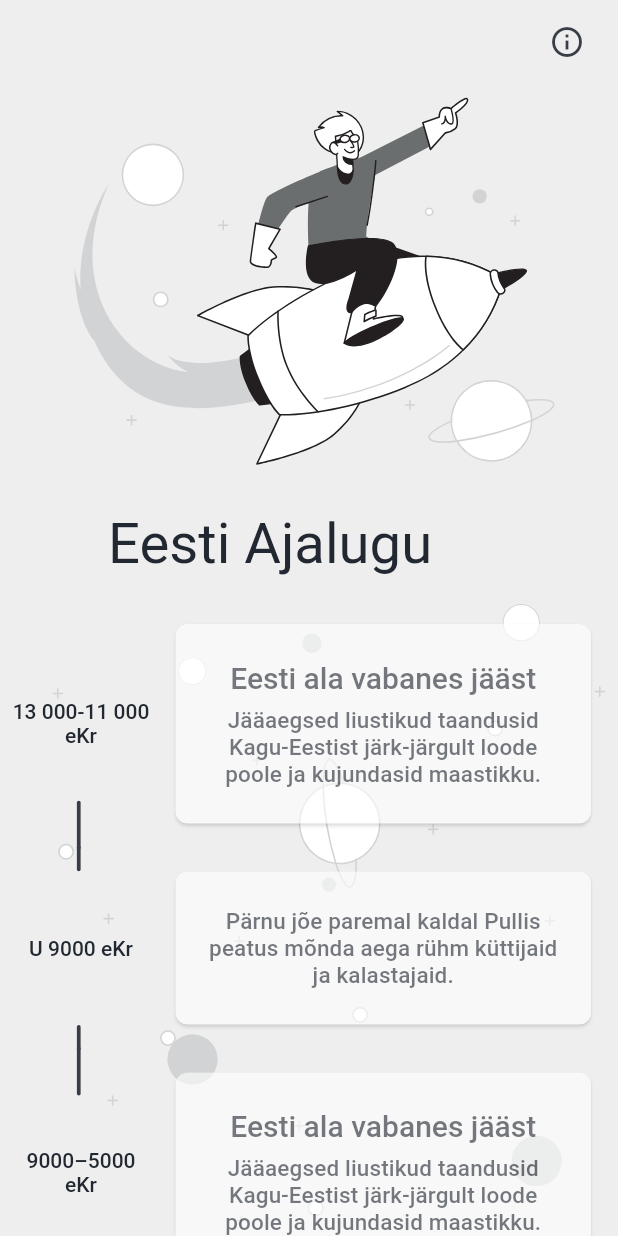
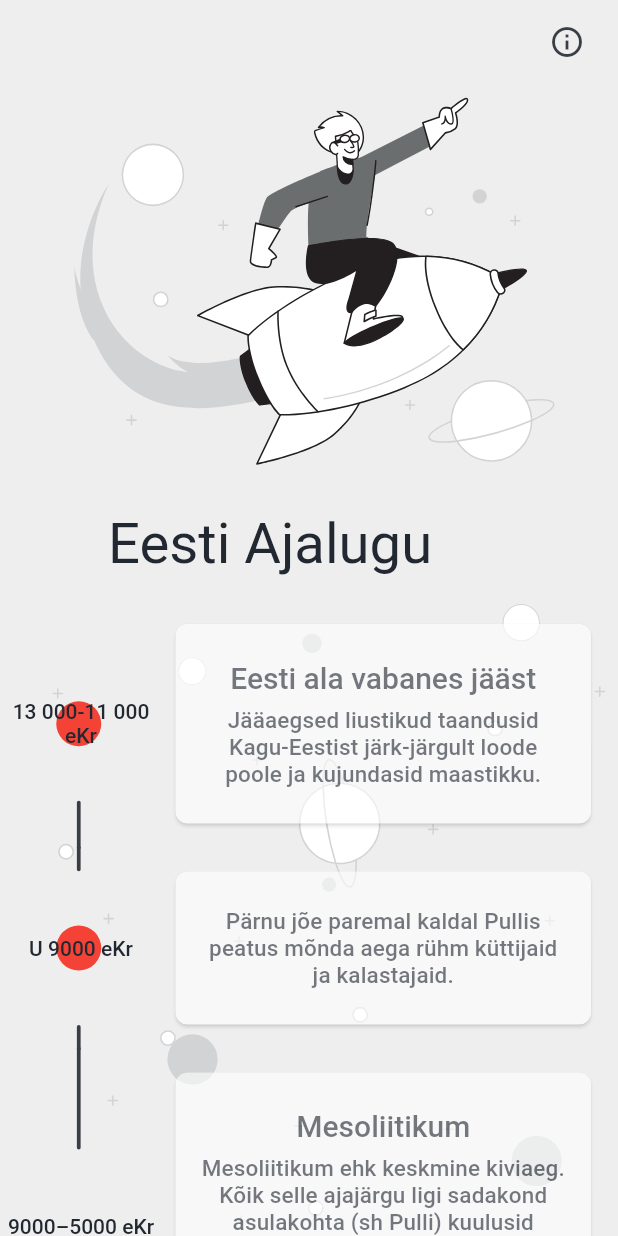
Before and after one commit to Edgar112/estonian_history, a Flutter app: the screen it shows after launch, on a phone screen of 412 x 824 dp. Run offline on Flutter 3.47's test engine with Material 2 defaults, Android fonts, the phone set to English and light mode, and no system bars; our stand-ins replace flutter_svg, google_fonts, google_maps_flutter; Roboto replaces fonts that are missing (Gabriela).

Commit message:
map back button,  events

```diff
--- a/lib/event/event.dart
+++ b/lib/event/event.dart
@@ -27,7 +27,8 @@ class Event {
       this.subDate});
 }
 
-List<Event> events = [
+List<Event> getEvents() {
+  return [
     Event(
         name: "Eesti ala vabanes jääst",
         date: "13 000-11 000\neKr",
@@ -53,7 +54,7 @@ List<Event> events = [
                     style: TextStyle(fontSize: 20)),
               ]),
         ),
-      iconBackground: Colors.transparent),
+        iconBackground: Colors.red),
     Event(
         name: "",
         date: "U 9000 eKr",
@@ -87,149 +88,142 @@ List<Event> events = [
                 ),
               ]),
         ),
-      iconBackground: Colors.transparent),
+        iconBackground: Colors.red),
     Event(
-      name: "Eesti ala vabanes jääst",
-      date: "9000–5000\neKr",
+        name: "Mesoliitikum",
+        date: "9000–5000 eKr",
         subDate: "",
         cover:
-          "Jääaegsed liustikud taandusid Kagu-Eestist järk-järgult loode poole ja kujundasid maastikku.",
+            "Mesoliitikum ehk keskmine kiviaeg. Kõik selle ajajärgu ligi sadakond asulakohta (sh Pulli) kuulusid Kunda kultuuri, mida iseloomustavad rohked luu- ja sarvriistad ning vähesed kvartsist ja tulekivist esemed.",
         text: RichText(
           text: TextSpan(
               style: GoogleFonts.gabriela(color: kText2Color),
               children: <TextSpan>[
                 TextSpan(
-                  text: 'Eesti ala vabanes jääst.\n',
+                  text:
+                      'Mesoliitikum ehk keskmine kiviaeg. Kõik selle ajajärgu ligi sadakond asulakohta (sh Pulli) kuulusid Kunda kultuuri, mida iseloomustavad rohked luu- ja sarvriistad ning vähesed kvartsist ja tulekivist esemed.',
                   style: TextStyle(
                     fontSize: 26,
                   ),
-                  recognizer: TapGestureRecognizer()
-                    ..onTap = () {
-                      // open desired screen
-                    }),
-              TextSpan(
-                  text:
-                      'Jääaegsed liustikud taandusid Kagu-Eestist järk-järgult loode poole ja kujundasid maastikku.',
-                  style: TextStyle(fontSize: 20)),
+                ),
               ]),
         ),
         iconBackground: Colors.transparent),
     Event(
-      name: "Eesti ala vabanes jääst",
-      date: "13 000-11 000 eKr",
+        name: "",
+        date: "U 8700 eKr",
         subDate: "",
         cover:
-          "Jääaegsed liustikud taandusid Kagu-Eestist järk-järgult loode poole ja kujundasid maastikku.",
+            "Kunda Lammasmäele, madalaveelises järves paiknevale saarekesele, rajati esimest korda hooajaline asula, mida kasutati ka edaspidi.",
         text: RichText(
           text: TextSpan(
               style: GoogleFonts.gabriela(color: kText2Color),
               children: <TextSpan>[
                 TextSpan(
-                  text: 'Eesti ala vabanes jääst.\n',
+                  text:
+                      '	Kunda Lammasmäele, madalaveelises järves paiknevale saarekesele, rajati esimest korda hooajaline asula, mida kasutati ka edaspidi.',
                   style: TextStyle(
                     fontSize: 26,
                   ),
-                  recognizer: TapGestureRecognizer()
-                    ..onTap = () {
-                      // open desired screen
-                    }),
-              TextSpan(
-                  text:
-                      'Jääaegsed liustikud taandusid Kagu-Eestist järk-järgult loode poole ja kujundasid maastikku.',
-                  style: TextStyle(fontSize: 20)),
+                ),
               ]),
         ),
         iconBackground: Colors.transparent),
     Event(
-      name: "Eesti ala vabanes jääst",
-      date: "13 000-11 000 eKr",
+        name: "",
+        date: "U 9000–7000 eKr",
         subDate: "",
         cover:
-          "Jääaegsed liustikud taandusid Kagu-Eestist järk-järgult loode poole ja kujundasid maastikku.",
+            "Kesk-Eesti neisse piirkondadesse, kus leidus kohalikku looduslikku tulekivi, rajati mitu asulat. Omaaegsed eluasemed kerkisid Navesti jõe ääres Jäleveres ja Lepakosel, Võrtsjärve põhjaranniku voortele Siimusaares, Umbusis ja Moksis.",
         text: RichText(
           text: TextSpan(
               style: GoogleFonts.gabriela(color: kText2Color),
               children: <TextSpan>[
                 TextSpan(
-                  text: 'Eesti ala vabanes jääst.\n',
+                  text:
+                      'Kesk-Eesti neisse piirkondadesse, kus leidus kohalikku looduslikku tulekivi, rajati mitu asulat. Omaaegsed eluasemed kerkisid Navesti jõe ääres Jäleveres ja Lepakosel, Võrtsjärve põhjaranniku voortele Siimusaares, Umbusis ja Moksis.',
                   style: TextStyle(
                     fontSize: 26,
                   ),
-                  recognizer: TapGestureRecognizer()
-                    ..onTap = () {
-                      // open desired screen
-                    }),
-              TextSpan(
-                  text:
-                      'Jääaegsed liustikud taandusid Kagu-Eestist järk-järgult loode poole ja kujundasid maastikku.',
-                  style: TextStyle(fontSize: 20)),
+                ),
               ]),
         ),
         iconBackground: Colors.transparent),
     Event(
-      name: "Eesti ala vabanes jääst",
-      date: "13 000-11 000 eKr",
+        name: "",
+        date: "U 7100 eKr",
         subDate: "",
         cover:
-          "Jääaegsed liustikud taandusid Kagu-Eestist järk-järgult loode poole ja kujundasid maastikku.",
+            "Asustus hakkas levima vahetusse rannikuvööndisse, mille asulate elanikud tegelesid ka hülgeküttimisega. U 5800 eKr jõudsid hülgekütid Saaremaale, u 5700 eKr Hiiumaale ja 5300 eKr Ruhnu saarele.",
         text: RichText(
           text: TextSpan(
               style: GoogleFonts.gabriela(color: kText2Color),
               children: <TextSpan>[
                 TextSpan(
-                  text: 'Eesti ala vabanes jääst.\n',
+                  text:
+                      'Asustus hakkas levima vahetusse rannikuvööndisse, mille asulate elanikud tegelesid ka hülgeküttimisega. U 5800 eKr jõudsid hülgekütid Saaremaale, u 5700 eKr Hiiumaale ja 5300 eKr Ruhnu saarele.',
                   style: TextStyle(
                     fontSize: 26,
                   ),
-                  recognizer: TapGestureRecognizer()
-                    ..onTap = () {
-                      // open desired screen
-                    }),
-              TextSpan(
-                  text:
-                      'Jääaegsed liustikud taandusid Kagu-Eestist järk-järgult loode poole ja kujundasid maastikku.',
-                  style: TextStyle(fontSize: 20)),
+                ),
               ]),
         ),
         iconBackground: Colors.transparent),
     Event(
-      name: "Eesti ala vabanes jääst",
-      date: "13 000-11 000 eKr",
+        name: "",
+        date: "U 5000 eKr",
         subDate: "",
         cover:
-          "Jääaegsed liustikud taandusid Kagu-Eestist järk-järgult loode poole ja kujundasid maastikku.",
+            "Keraamika kasutuselevõtmisega algas Eestis neoliitikum ehk noorem kiviaeg, mis kestis kuni u 1800 eKr. Keraamika esimese leiukoha järgi seostatakse neoliitikumi varaseimat järku Narva kultuuriga.",
         text: RichText(
           text: TextSpan(
               style: GoogleFonts.gabriela(color: kText2Color),
               children: <TextSpan>[
                 TextSpan(
-                  text: 'Eesti ala vabanes jääst.\n',
+                  text:
+                      'Keraamika kasutuselevõtmisega algas Eestis neoliitikum ehk noorem kiviaeg, mis kestis kuni u 1800 eKr. Keraamika esimese leiukoha järgi seostatakse neoliitikumi varaseimat järku Narva kultuuriga.',
                   style: TextStyle(
                     fontSize: 26,
                   ),
-                  recognizer: TapGestureRecognizer()
-                    ..onTap = () {
-                      // open desired screen
-                    }),
-              TextSpan(
-                  text:
-                      'Jääaegsed liustikud taandusid Kagu-Eestist järk-järgult loode poole ja kujundasid maastikku.',
-                  style: TextStyle(fontSize: 20)),
+                ),
               ]),
         ),
         iconBackground: Colors.transparent),
-  // Event(
-  //     name: "Abu al-Wafa’ al-Buzjani",
-  //     date: "1955",
-  //     subDate: "19. juuli",
-  //     cover:
-  //         " Abu al-Wafa' is an innovator whose contributions to science include one of the first known introductions to negative numbers, and the development of the first quadrant, a tool used by astronomers to examine the sky. His pioneering work in spherical trigonometry was hugely influential for both mathematics and astronomy.",
-  //     iconBackground: Colors.transparent),
-  // Event(
-  //     name: "Al-Sufi (Azophi)",
-  //     date: "13000 eKr",
-  //     subDate: "",
-  //     cover:
-  //         "Eesti ala vabanesEesti ala vabanes jääst. Jääaegsed liustikud taandusid Kagu-Eestist järk-järgult loode poole ja kujundasid maastikku.",
-  //     iconBackground: Colors.transparent),
+    Event(
+        name: "",
+        date: "",
+        subDate: "",
+        cover: "",
+        text: RichText(
+          text: TextSpan(
+              style: GoogleFonts.gabriela(color: kText2Color),
+              children: <TextSpan>[
+                TextSpan(
+                  text: '',
+                  style: TextStyle(
+                    fontSize: 26,
+                  ),
+                ),
+              ]),
+        ),
+        iconBackground: Colors.transparent),
+    Event(
+        name: "",
+        date: "",
+        subDate: "",
+        cover: "",
+        text: RichText(
+          text: TextSpan(
+              style: GoogleFonts.gabriela(color: kText2Color),
+              children: <TextSpan>[
+                TextSpan(
+                  text: '',
+                  style: TextStyle(
+                    fontSize: 26,
+                  ),
+                ),
+              ]),
+        ),
+        iconBackground: Colors.transparent),
   ];
+}
--- a/lib/myMap.dart
+++ b/lib/myMap.dart
@@ -50,9 +50,9 @@ class _MyMapState extends State<MyMap> {
             },
             circles: _circles,
           ),
-          Positioned(
-            top: 20,
-            left: 20,
+          Container(
+            padding: EdgeInsets.all(4),
+            margin: EdgeInsets.only(top: 35),
             child: IconButton(
               icon: Icon(Icons.arrow_back),
               color: kText2Color,
--- a/lib/screens/history_timeline.dart
+++ b/lib/screens/history_timeline.dart
@@ -1,6 +1,8 @@
+import 'package:estonian_history/myMap.dart';
 import 'package:estonian_history/screens/history_timeline/history_info.dart';
 import 'package:estonian_history/timeline_list/src/timeline_item.dart';
 import 'package:estonian_history/transitions/fade_route.dart';
+import 'package:flutter/gestures.dart';
 import 'package:flutter/material.dart';
 import 'package:estonian_history/timeline_list/timeline.dart';
 import 'package:estonian_history/timeline_list/timeline_model.dart';
@@ -25,6 +27,7 @@ class _HistoryTimelineState extends State<HistoryTimeline> {
   int pageIx = 1;
 
   final ScrollController timelineScrollController = ScrollController();
+  List<Event> events;
   @override
   void initState() {
     timelineScrollController.addListener(() {
@@ -40,6 +43,7 @@ class _HistoryTimelineState extends State<HistoryTimeline> {
 
   @override
   Widget build(BuildContext context) {
+    events = getEvents(); // for hot reload
     return Scaffold(
       body: NotificationListener<ScrollNotification>(
         onNotification: (scrollNotification) {
```
Lines whose indentation alone changed are shown as unchanged.
